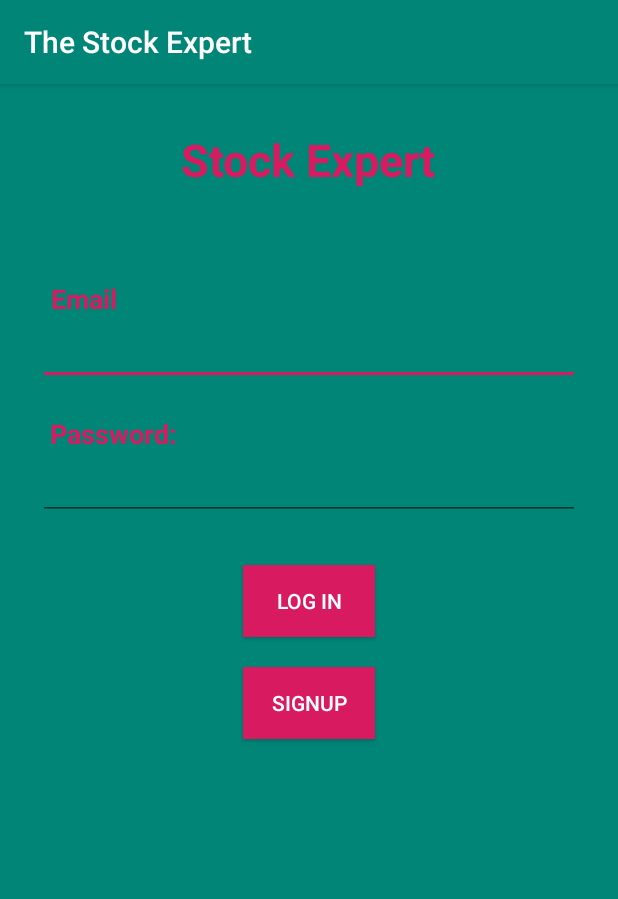
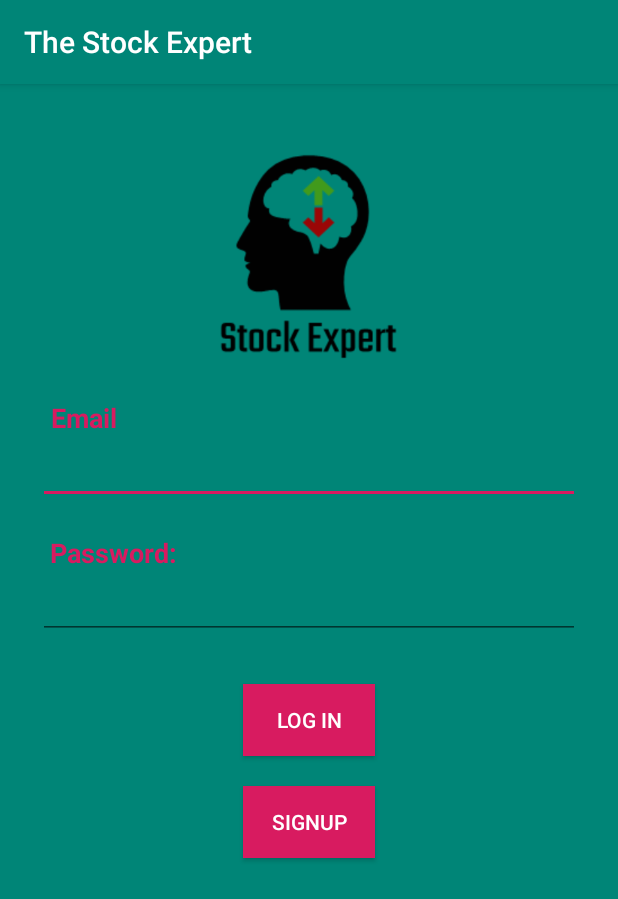
Before and after one commit to saijeeshanketheeswaran/The-Stock-Expert, an Android app: the screen it shows after launch (LoginActivity), on a phone screen of 412 x 824 dp. Shown: the top 899 px of the screen. Run offline under Robolectric (Android 15) with nearby library versions, the phone set to English and light mode, and no system bars; our stand-ins replace Firebase (no records; nobody signed in at launch, a user with empty details on screens opened directly).

Commit message:
Design changes

```diff
--- a/app/src/main/java/com/example/a100589716/thestockexpert/CSVGetter.java
+++ b/app/src/main/java/com/example/a100589716/thestockexpert/CSVGetter.java
@@ -22,15 +22,11 @@ public class CSVGetter extends AppCompatActivity {
     String name;
     String start_date;
     String end_date;
-
-
  ;
 
     @Override
     protected void onCreate(Bundle savedInstanceState) {
         super.onCreate(savedInstanceState);
-
-
     }
 
 
@@ -156,8 +152,6 @@ class DownloadCSVLinkTask extends AsyncTask<String,Void,  ArrayList<String>> {
         if (exception != null) {
             return;
         }
-
-
     }
 
 
--- a/app/src/main/java/com/example/a100589716/thestockexpert/StockActivity.java
+++ b/app/src/main/java/com/example/a100589716/thestockexpert/StockActivity.java
@@ -5,6 +5,9 @@ import android.os.Bundle;
 import android.util.Log;
 import android.widget.TextView;
 
+import java.io.File;
+import java.io.FileWriter;
+import java.io.IOException;
 import java.util.concurrent.ExecutionException;
 import java.util.regex.Matcher;
 import java.util.regex.Pattern;
@@ -31,8 +34,6 @@ public class StockActivity extends AppCompatActivity {
             symbol = m.group(1);
         }
 
-
-
         try {
             url = csv.getData(symbol);
 
--- a/app/src/main/res/layout/activity_login.xml
+++ b/app/src/main/res/layout/activity_login.xml
@@ -10,24 +10,19 @@
     tools:context=".LoginActivity">
 
 
-    <TextView
-        android:id="@+id/title"
-        android:layout_width="wrap_content"
-        android:layout_height="wrap_content"
-        android:layout_marginTop="30dp"
-        android:text="Stock Expert"
-        android:textColor="@color/colorAccent"
-        android:textSize="30sp"
-        android:layout_centerHorizontal="true"
-        android:textStyle="bold" />
-
+    <ImageView
+        android:id="@+id/imageView"
+        android:layout_width="150dp"
+        android:layout_marginTop="40dp"
+        android:layout_height="150dp"
+        app:srcCompat="@drawable/logo" />
 
     <TextView
         android:id="@+id/email"
         android:layout_width="wrap_content"
         android:layout_height="wrap_content"
         android:layout_marginRight="150dp"
-        android:layout_marginTop="60dp"
+        android:layout_marginTop="20dp"
         android:text="Email"
         android:textColor="@color/colorAccent"
         android:textSize="18sp"
--- a/app/src/main/res/layout/activity_main.xml
+++ b/app/src/main/res/layout/activity_main.xml
@@ -5,12 +5,14 @@
     android:layout_width="match_parent"
     android:layout_height="match_parent"
     android:orientation="vertical"
+    android:background="@color/colorPrimary"
     tools:context=".MainActivity">
 
     <TextView
         android:layout_width="wrap_content"
         android:layout_height="wrap_content"
-        android:text="Stock Expert"
+        android:text="List of Stocks"
+        android:textColor="@color/colorAccent"
         android:textSize="30sp"
         android:layout_gravity="center"
         android:layout_marginTop="20dp"/>
@@ -18,6 +20,7 @@
 
     <ExpandableListView
         android:layout_width="match_parent"
+        android:background="@color/colorPrimary"
         android:layout_height="match_parent"
         android:id = "@+id/expandableListView"/>
 
--- a/app/src/main/res/layout/expandable_list_group.xml
+++ b/app/src/main/res/layout/expandable_list_group.xml
@@ -3,6 +3,7 @@
     android:orientation="vertical" android:layout_width="match_parent"
     android:layout_height="match_parent"
     android:padding = "?android:listPreferredItemPaddingLeft"
+    android:background= "@color/colorPrimary"
     android:paddingLeft = "45dp"
     android:paddingStart = "45dp">
 
@@ -12,6 +13,6 @@
         android:text="Group"
         android:id = "@+id/textView"
         android:textSize = "16sp"
-        android:textColor="#000000"/>
+        android:textColor="#FFFFFF"/>
 
 </LinearLayout>
```
Also changed, not shown: app/src/main/res/drawable/logo.png (added), 1532 other files.
